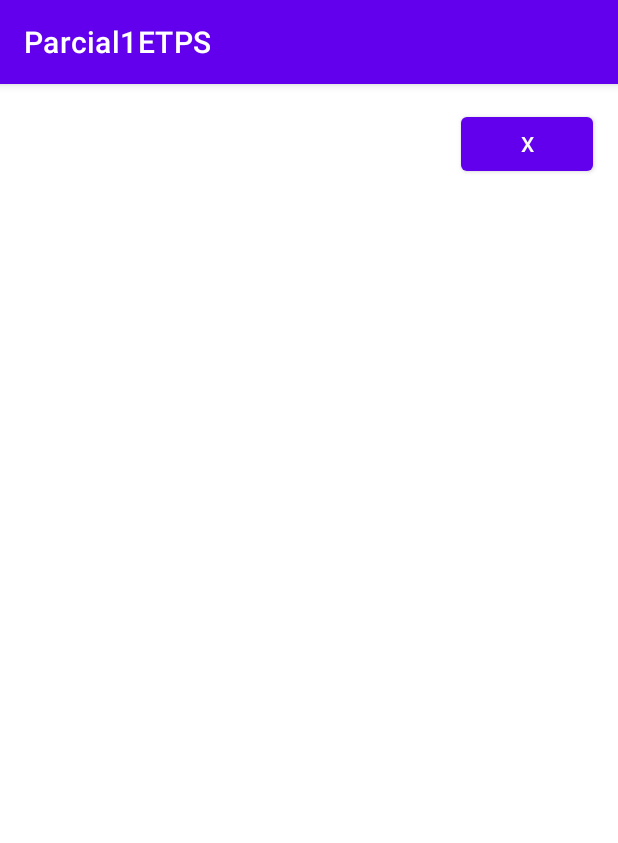
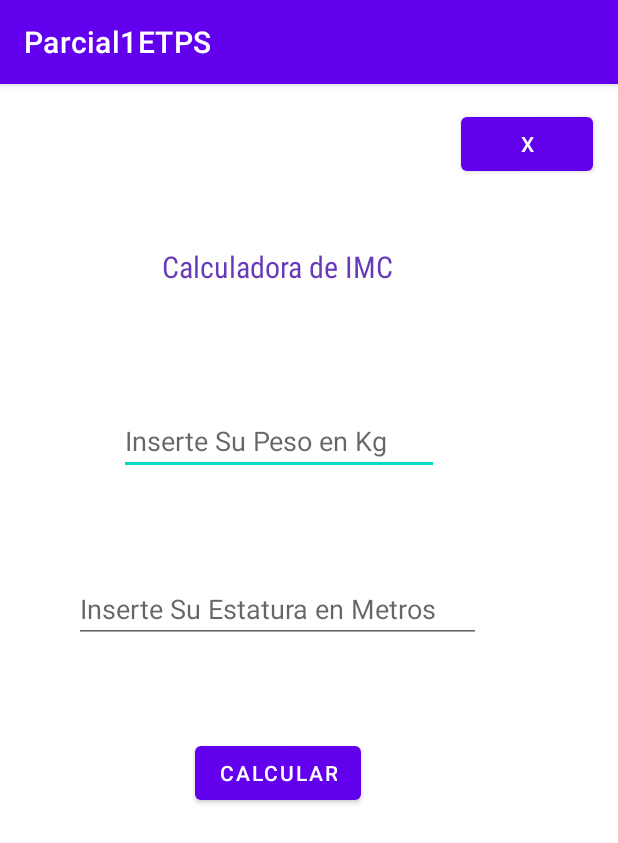
Before and after one commit to KevinMendoza1066/Parcial1ETPS, an Android app: the Calculo screen opened directly, with no data from a screen before it, on a phone screen of 412 x 824 dp. Shown: the top 843 px of the screen. Run offline under Robolectric (Android 15) with nearby library versions, the phone set to English and light mode, and no system bars.

Commit message:
Final
Commit para calcular IMC y mostrar mensaje a usuario

```diff
--- a/app/src/main/res/layout/activity_calculo.xml
+++ b/app/src/main/res/layout/activity_calculo.xml
@@ -17,4 +17,58 @@
         app:layout_constraintHorizontal_bias="0.949"
         app:layout_constraintStart_toStartOf="parent"
         app:layout_constraintTop_toTopOf="parent" />
+
+    <EditText
+        android:id="@+id/etPeso"
+        android:layout_width="wrap_content"
+        android:layout_height="wrap_content"
+        android:layout_marginTop="80dp"
+        android:ems="10"
+        android:hint="Inserte Su Peso en Kg"
+        android:inputType="numberDecimal"
+        app:layout_constraintEnd_toEndOf="parent"
+        app:layout_constraintHorizontal_bias="0.398"
+        app:layout_constraintStart_toStartOf="parent"
+        app:layout_constraintTop_toBottomOf="@+id/textView5" />
+
+    <TextView
+        android:id="@+id/textView5"
+        android:layout_width="wrap_content"
+        android:layout_height="wrap_content"
+        android:layout_marginTop="108dp"
+        android:fontFamily="sans-serif-condensed"
+        android:text="Calculadora de IMC"
+        android:textColor="#673AB7"
+        android:textSize="20sp"
+        app:layout_constraintEnd_toEndOf="parent"
+        app:layout_constraintHorizontal_bias="0.42"
+        app:layout_constraintStart_toStartOf="parent"
+        app:layout_constraintTop_toTopOf="parent" />
+
+    <Button
+        android:id="@+id/btnProcesar"
+        android:layout_width="wrap_content"
+        android:layout_height="wrap_content"
+        android:onClick="Calcular"
+        android:text="Calcular"
+        app:layout_constraintBottom_toBottomOf="parent"
+        app:layout_constraintEnd_toEndOf="parent"
+        app:layout_constraintHorizontal_bias="0.431"
+        app:layout_constraintStart_toStartOf="parent"
+        app:layout_constraintTop_toBottomOf="@+id/etEstatura"
+        app:layout_constraintVertical_bias="0.18" />
+
+    <EditText
+        android:id="@+id/etEstatura"
+        android:layout_width="271dp"
+        android:layout_height="44dp"
+        android:layout_marginTop="68dp"
+        android:ems="10"
+        android:hint="Inserte Su Estatura en Metros"
+        android:inputType="numberDecimal"
+        app:layout_constraintEnd_toEndOf="parent"
+        app:layout_constraintHorizontal_bias="0.35"
+        app:layout_constraintStart_toStartOf="parent"
+        app:layout_constraintTop_toBottomOf="@+id/etPeso" />
+
 </androidx.constraintlayout.widget.ConstraintLayout>
```
Also changed, not shown: app/src/main/java/com/example/parcial1etps/Calculo.java (+42 -1 lines).
